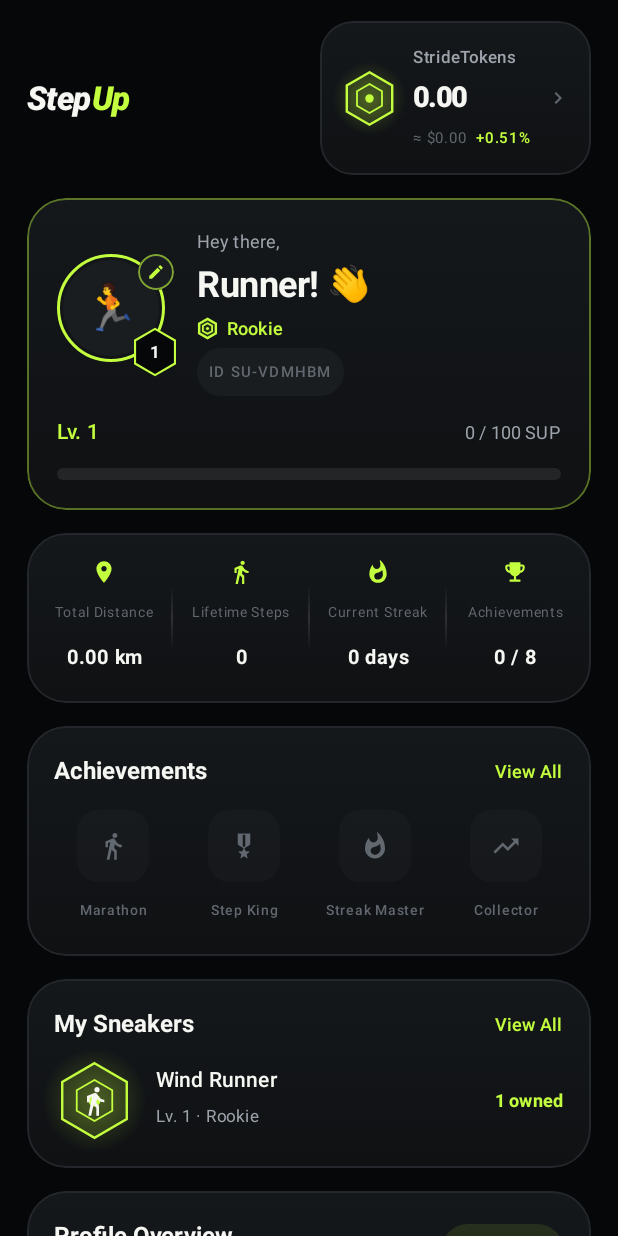
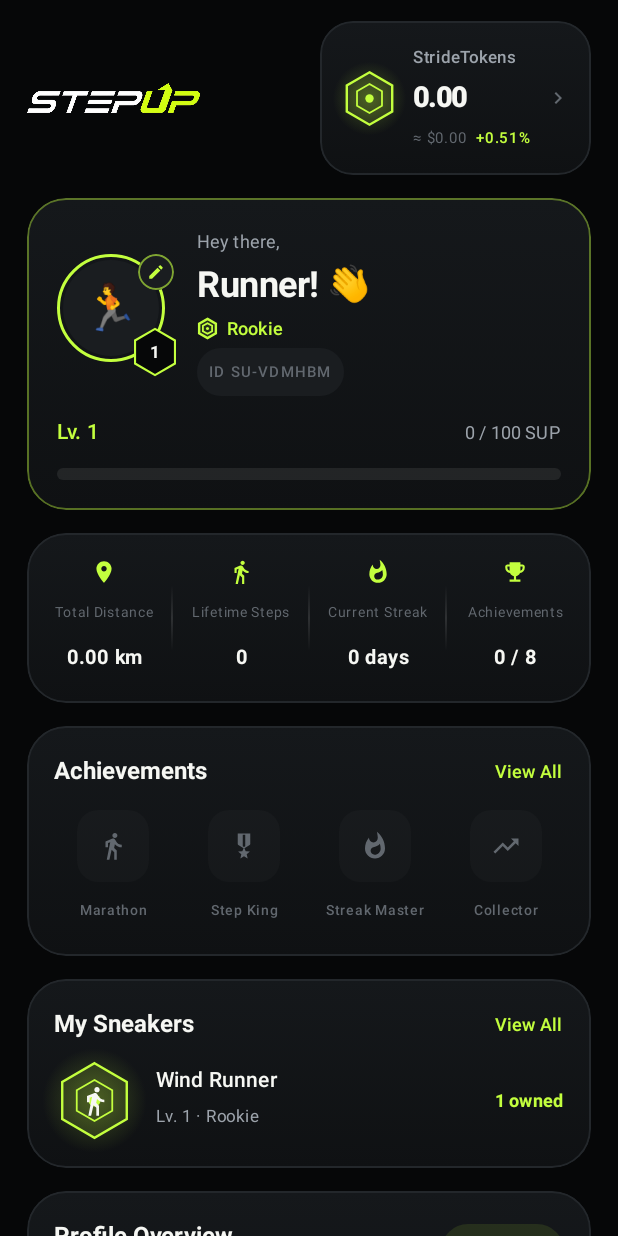
Before and after one commit to mycyi1994-hash/GIWASTEPN, an Android app built with Jetpack Compose: the composable ProfileScreen shown on its own in the app's theme, after a tap on "StrideTokens", on a phone screen of 412 x 824 dp. Run offline under Robolectric (Android 15) with nearby library versions, the phone set to English and light mode, and no system bars; our stand-ins replace Room's generated code.

Commit message:
feat: STEPUP 브랜드 로고를 런처 아이콘 · 앱 내 워드마크로 적용
아이콘
- 제공된 STEPUP 로고에서 검정 배경을 알파로 분리(임계값 20 + 리맵)해
  흰색 STEP · 라임 UP 색조와 가장자리 안티에일리어싱을 그대로 보존
- 적응형 아이콘 전경(432px): 원형 마스크 안전 영역이 허용하는 최대 폭까지
  워드마크를 키움 — 세로가 얇아 안전 원의 지름을 거의 다 쓴다
- 레거시 런처 아이콘 5개 밀도 PNG(정사각 + 원형 마스크) 생성
- 기존 벡터 전경(ic_launcher_foreground.xml) 제거 — PNG와 이름 충돌

앱 내
- Wordmark를 텍스트 조합에서 실제 로고 이미지로 교체 —
  스플래시 · 로그인 · 가이드 · 홈 · 아이템 · 이벤트 · 프로필 · 러닝 · 지갑 전부 동일 브랜딩
- 헤더에서 weight로 늘어나도 로고가 왼쪽에 붙도록 CenterStart 정렬

Co-Authored-By: Claude Fable 5 <noreply@anthropic.com>
Claude-Session: https://claude.ai/code/session_01VZYBgZ6hw851dkXEefekUU

```diff
--- a/app/build.gradle.kts
+++ b/app/build.gradle.kts
@@ -13,8 +13,8 @@ android {
         applicationId = "com.giwa.strideup"
         minSdk = 26
         targetSdk = 35
-        versionCode = 9
-        versionName = "1.6.0"
+        versionCode = 10
+        versionName = "1.6.1"
     }
 
     signingConfigs {
--- a/app/src/main/java/com/giwa/strideup/ui/components/Components.kt
+++ b/app/src/main/java/com/giwa/strideup/ui/components/Components.kt
@@ -1,6 +1,7 @@
 package com.giwa.strideup.ui.components
 
 import androidx.compose.foundation.Canvas
+import androidx.compose.foundation.Image
 import androidx.compose.foundation.background
 import androidx.compose.foundation.border
 import androidx.compose.foundation.clickable
@@ -46,15 +47,17 @@ import androidx.compose.ui.graphics.StrokeCap
 import androidx.compose.ui.graphics.drawscope.DrawScope
 import androidx.compose.ui.graphics.drawscope.Stroke
 import androidx.compose.ui.graphics.vector.ImageVector
+import androidx.compose.ui.layout.ContentScale
+import androidx.compose.ui.res.painterResource
 import androidx.compose.ui.text.PlatformTextStyle
 import androidx.compose.ui.text.TextStyle
-import androidx.compose.ui.text.font.FontStyle
 import androidx.compose.ui.text.font.FontWeight
 import androidx.compose.ui.text.style.TextAlign
 import androidx.compose.ui.unit.Dp
 import androidx.compose.ui.unit.TextUnit
 import androidx.compose.ui.unit.dp
 import androidx.compose.ui.unit.sp
+import com.giwa.strideup.R
 import com.giwa.strideup.ui.theme.CardFill
 import com.giwa.strideup.ui.theme.Carbon
 import com.giwa.strideup.ui.theme.CarbonHigh
@@ -198,27 +201,23 @@ fun GradientText(
     )
 }
 
-/** StrideUp 워드마크 — 이탤릭 블랙, "Stride" 화이트 + "Up" 볼트 */
+/**
+ * STEPUP 워드마크 — 브랜드 로고 이미지.
+ *
+ * [fontSize]는 기존 호출부와의 호환을 위해 남겨둔 이름이고, 실제로는
+ * 로고 높이를 정한다(대문자 높이 기준이라 글자 크기와 비슷하게 보인다).
+ * 가로폭은 5.76:1 비율로 자동 결정된다.
+ */
 @Composable
 fun Wordmark(fontSize: TextUnit = 20.sp, modifier: Modifier = Modifier) {
-    Row(modifier = modifier, verticalAlignment = Alignment.CenterVertically) {
-        Text(
-            text = "Step",
-            fontSize = fontSize,
-            fontWeight = FontWeight.Black,
-            fontStyle = FontStyle.Italic,
-            color = Snow,
-            letterSpacing = (-0.5).sp,
-        )
-        Text(
-            text = "Up",
-            fontSize = fontSize,
-            fontWeight = FontWeight.Black,
-            fontStyle = FontStyle.Italic,
-            color = Volt,
-            letterSpacing = (-0.5).sp,
-        )
-    }
+    Image(
+        painter = painterResource(R.drawable.logo_wordmark),
+        contentDescription = "STEPUP",
+        modifier = modifier.height(fontSize.value.dp * 0.92f),
+        contentScale = ContentScale.Fit,
+        // weight(1f)로 늘어난 헤더에서도 로고는 왼쪽에 붙어 있게 한다
+        alignment = Alignment.CenterStart,
+    )
 }
 
 /** 섹션 헤더 (제목 + 우측 액션) */
--- a/app/src/main/java/com/giwa/strideup/ui/screens/profile/ProfileScreen.kt
+++ b/app/src/main/java/com/giwa/strideup/ui/screens/profile/ProfileScreen.kt
@@ -183,7 +183,7 @@ fun ProfileScreen(
 
         item {
             GlowCard(contentPadding = PaddingValues(16.dp), spacing = 9.dp) {
-                AboutRow(label = stringResource(R.string.about_version), value = "StepUp 1.6.0")
+                AboutRow(label = stringResource(R.string.about_version), value = "StepUp 1.6.1")
                 AboutRow(
                     label = stringResource(R.string.about_network),
                     value = stringResource(R.string.about_network_value),
```
Also changed, not shown: app/src/main/res/drawable/ic_launcher_foreground.xml (deleted, +0 -16 lines), app/src/main/res/drawable-nodpi/ic_launcher_foreground.png (added), app/src/main/res/drawable-nodpi/logo_wordmark.png (added), app/src/main/res/mipmap-hdpi/ic_launcher.png (added), app/src/main/res/mipmap-hdpi/ic_launcher_round.png (added), app/src/main/res/mipmap-mdpi/ic_launcher.png (added), app/src/main/res/mipmap-mdpi/ic_launcher_round.png (added), app/src/main/res/mipmap-xhdpi/ic_launcher.png (added), app/src/main/res/mipmap-xhdpi/ic_launcher_round.png (added), app/src/main/res/mipmap-xxhdpi/ic_launcher.png (added), app/src/main/res/mipmap-xxhdpi/ic_launcher_round.png (added), app/src/main/res/mipmap-xxxhdpi/ic_launcher.png (added), app/src/main/res/mipmap-xxxhdpi/ic_launcher_round.png (added).
